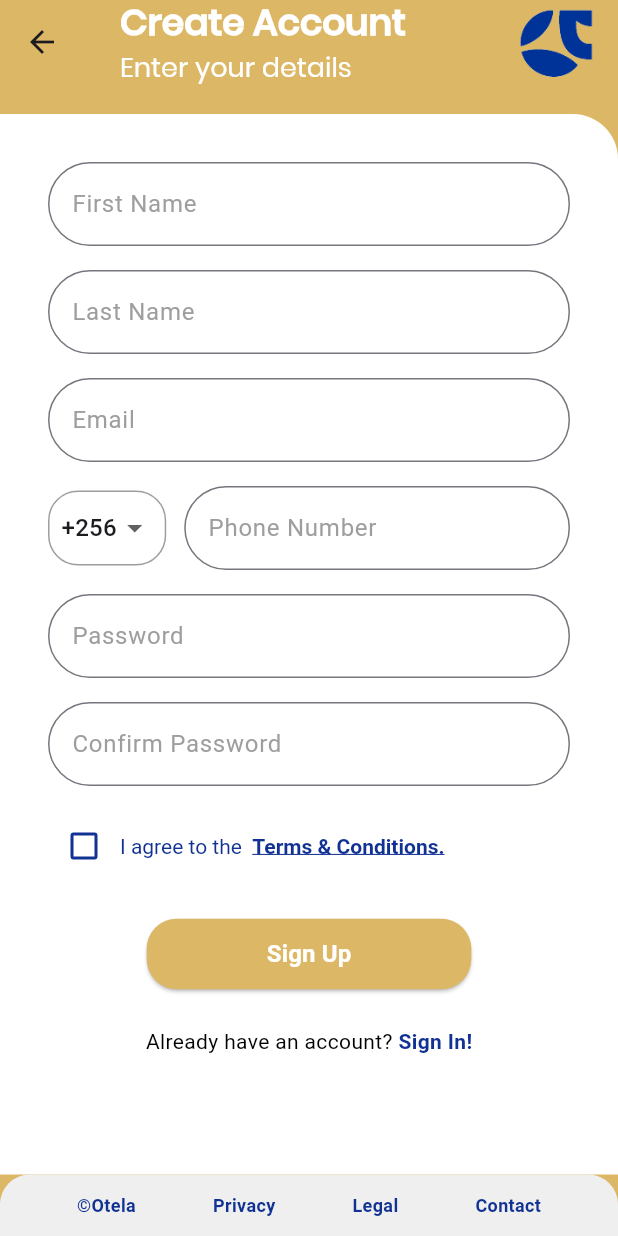
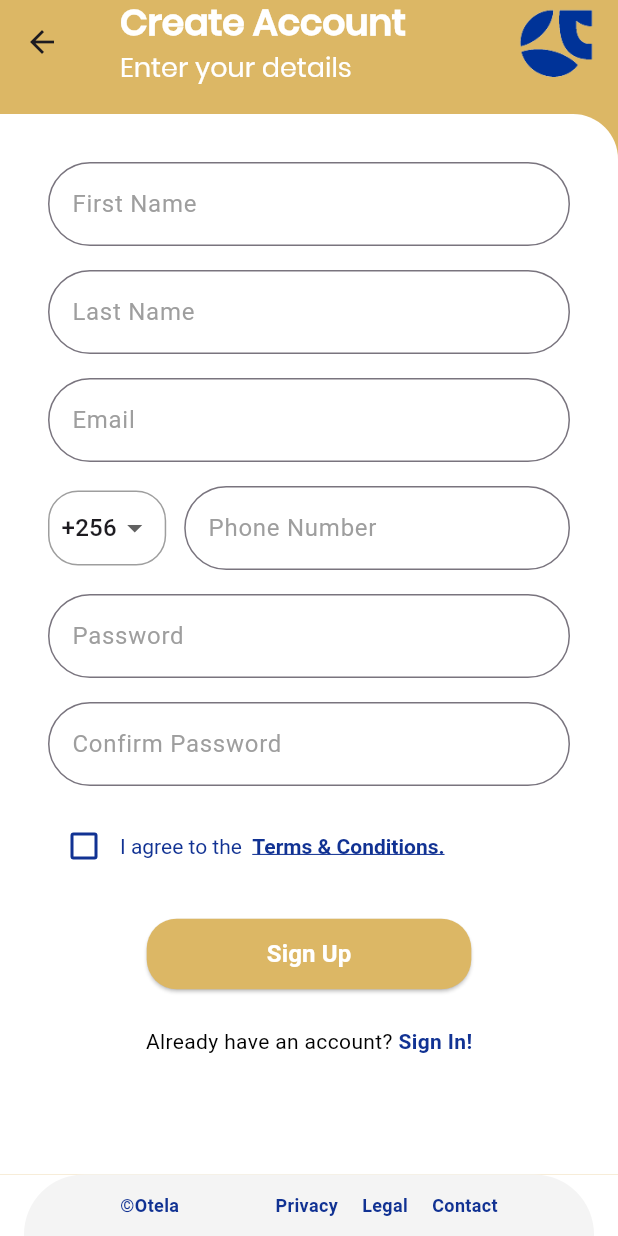
Before and after one commit to janepounds/Otela-Investment-App, a Flutter app: the CreateAccountScreen screen opened by its route, on a phone screen of 412 x 824 dp. Run offline on Flutter 3.47's test engine with Material 3 defaults, Android fonts, the phone set to English and light mode, and no system bars; our stand-ins replace cloud_firestore, file_picker, firebase_auth, firebase_core, firebase_dynamic_links, firebase_storage and 7 more; accounts and stored records are empty.

Commit message:
bug fixes

```diff
--- a/lib/screens/create_account.dart
+++ b/lib/screens/create_account.dart
@@ -407,14 +407,20 @@ class _CreateAccountScreenState extends State<CreateAccountScreen> {
 
             /// 🔥 Footer Section Sticks to Bottom 🔥 ///
             Container(
-              width: double.infinity,
-              padding: const EdgeInsets.symmetric(vertical: 12),
+              color: Colors.white, // Outer background color set to white
+              child: Container(
+                margin: const EdgeInsets.symmetric(
+                    horizontal: 16), // Add margin to start and end
                 decoration: const BoxDecoration(
-                color: AppColors.footer,
+                  color: Color(
+                      0xFFF4F4F4), // Keep the original footer background color
                   borderRadius: BorderRadius.only(
-                    topLeft: Radius.circular(20),
-                    topRight: Radius.circular(20)),
+                    topLeft: Radius.circular(40),
+                    topRight: Radius.circular(40),
                   ),
+                ),
+                padding: const EdgeInsets.symmetric(
+                    vertical: 12), // Vertical padding
                 child: Row(
                   mainAxisAlignment: MainAxisAlignment.spaceEvenly,
                   children: [
@@ -422,31 +428,54 @@ class _CreateAccountScreenState extends State<CreateAccountScreen> {
                       '©Otela',
                       style: TextStyle(
                           fontSize: 12,
-                        color: AppColors.darBlue,
+                          color: Color(0xFF113293),
                           fontWeight: FontWeight.bold),
                     ),
-                  const Text(
+                    Row(
+                      children: [
+                        GestureDetector(
+                          onTap: () {
+                            // Navigate to Privacy
+                          },
+                          child: const Text(
                             'Privacy',
                             style: TextStyle(
+                              color: Color(0xFF113293),
                               fontSize: 12,
-                        color: AppColors.darBlue,
+                              fontWeight: FontWeight.bold,
+                            ),
+                          ),
+                        ),
+                        const SizedBox(width: 16),
+                        GestureDetector(
+                          onTap: () {
+                            // Navigate to Legal
+                          },
+                          child: const Text(
+                            'Legal',
+                            style: TextStyle(
+                                color: Color(0xFF113293),
+                                fontSize: 12,
                                 fontWeight: FontWeight.bold),
                           ),
-                  const Text(
-                    'Legal',
+                        ),
+                        const SizedBox(width: 16),
+                        GestureDetector(
+                          onTap: () {
+                            // Navigate to Contact
+                          },
+                          child: const Text(
+                            'Contact',
                             style: TextStyle(
+                                color: Color(0xFF113293),
                                 fontSize: 12,
-                        color: AppColors.darBlue,
                                 fontWeight: FontWeight.bold),
                           ),
-                  const Text(
-                    'Contact',
-                    style: TextStyle(
-                        fontSize: 12,
-                        color: AppColors.darBlue,
-                        fontWeight: FontWeight.bold),
                         ),
                       ],
+                    ),
+                  ],
+                ),
               ),
             )
           ],
--- a/lib/screens/splash_screen.dart
+++ b/lib/screens/splash_screen.dart
@@ -5,6 +5,7 @@ import 'package:flutter_svg/svg.dart';
 import 'package:otela_investment_club_app/colors.dart';
 import 'package:otela_investment_club_app/screens/animated_screens.dart';
 import 'package:otela_investment_club_app/screens/bank_details_screen.dart';
+import 'package:otela_investment_club_app/screens/create_club.dart';
 import 'package:otela_investment_club_app/screens/final_step_screen.dart';
 import 'package:otela_investment_club_app/screens/main_screen.dart';
 import 'package:otela_investment_club_app/screens/stokvel_details.dart';
@@ -53,7 +54,7 @@ class _SplashScreenState extends State<SplashScreen> {
 
        Navigator.pushReplacement(
           context,
-          MaterialPageRoute(builder: (context) => MainScreen()),
+          MaterialPageRoute(builder: (context) => CreateStokvelScreen()),
         );
     }
   }
```
Also changed, not shown: lib/screens/create_club.dart (+25 -14 lines). Lines whose indentation alone changed are shown as unchanged.
